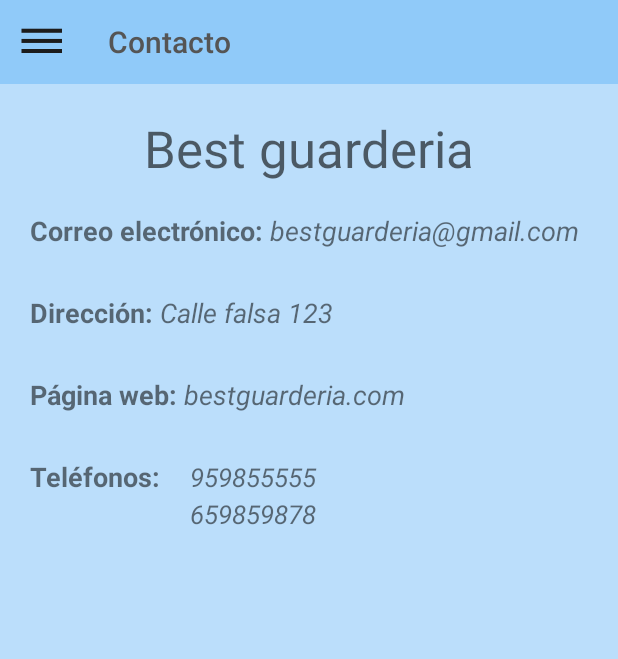
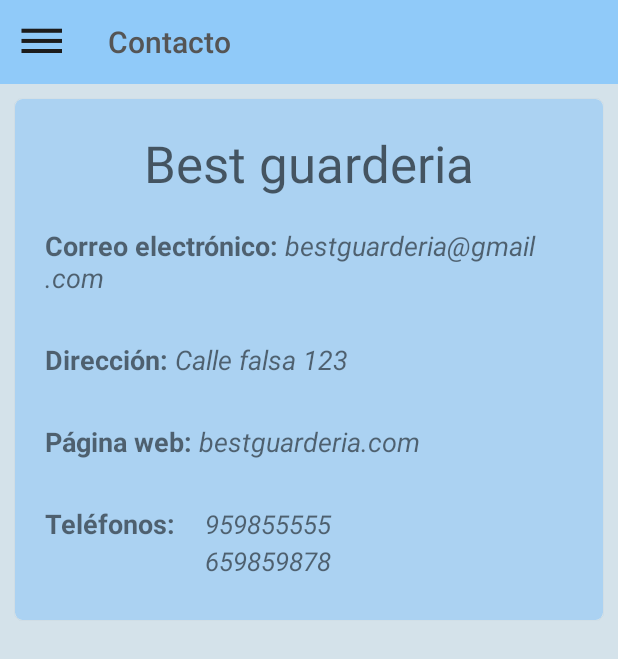
Before and after one commit to yeray697/BabyGuard, an Android app: the fragment Contact_Fragment shown on its own in the app's theme, on a phone screen of 412 x 824 dp. Shown: the top 659 px of the screen. Run offline under Robolectric (Android 15) with nearby library versions, the phone set to English and light mode, and no system bars; libraries missing offline, so code that uses them is left out: com.yeray697.calendarview.

Commit message:
Some code added

```diff
--- a/app/build.gradle
+++ b/app/build.gradle
@@ -39,4 +39,5 @@ dependencies {
     compile 'com.prolificinteractive:material-calendarview:1.4.2'
     compile 'com.yarolegovich:lovely-dialog:1.0.4'
     testCompile 'junit:junit:4.12'
+    compile 'com.android.support:cardview-v7:25.1.0'
 }
--- a/app/src/main/java/com/phile/babyguard/Tracing_Fragment.java
+++ b/app/src/main/java/com/phile/babyguard/Tracing_Fragment.java
@@ -124,7 +124,7 @@ public class Tracing_Fragment extends Fragment implements Home_View{
             public void onClick(View view, int i) {
                 InfoKid aux = (InfoKid) adapter.getItemAtPosition(i);
                 new LovelyInfoDialog(getContext())
-                        .setTopColorRes(R.color.colorPrimaryDarkMore)
+                        .setTopColorRes(R.color.colorPrimaryLightDark)
                         .setIcon(R.mipmap.ic_info_outline_white_36dp)
                         .setTitle(aux.getTitle())
                         .setMessage(aux.getDescription())
--- a/app/src/main/java/com/phile/babyguard/presenter/KidListPresenterImpl.java
+++ b/app/src/main/java/com/phile/babyguard/presenter/KidListPresenterImpl.java
@@ -34,7 +34,9 @@ public class KidListPresenterImpl implements KidList_Presenter {
                 view.setKids();
             }
         };
-        Repository.getInstance((Context) view, mCallback);
+        Repository repository = Repository.getInstance();
+        repository.setCallback(mCallback);
+        repository.loadData();
     }
 
 }
--- a/app/src/main/res/layout/fragment_contact.xml
+++ b/app/src/main/res/layout/fragment_contact.xml
@@ -1,8 +1,7 @@
 <FrameLayout xmlns:android="http://schemas.android.com/apk/res/android"
-    xmlns:tools="http://schemas.android.com/tools"
     android:layout_width="match_parent"
     android:layout_height="match_parent"
-    tools:context="com.phile.babyguard.Profile_Fragment">
+    xmlns:app="http://schemas.android.com/apk/res-auto">
 
     <LinearLayout
         android:layout_width="match_parent"
@@ -16,11 +15,27 @@
             android:theme="?attr/actionBarTheme"
             android:minHeight="?attr/actionBarSize"
             android:id="@+id/toolbarContact" />
+        <ScrollView
+            android:layout_width="match_parent"
+            android:layout_height="match_parent">
+            <android.support.v7.widget.CardView
+                android:layout_width="match_parent"
+                android:layout_height="match_parent"
+                app:cardBackgroundColor="@color/colorPrimaryLightDark"
+                app:cardCornerRadius="5dp"
+                android:layout_margin="10dp">
+                <LinearLayout
+                    android:layout_width="match_parent"
+                    android:layout_height="wrap_content"
+                    android:orientation="vertical" >
                     <TextView
                         android:layout_width="wrap_content"
                         android:layout_height="wrap_content"
                         android:id="@+id/tvNameContact"
                         android:layout_marginTop="20dp"
+                        android:layout_marginLeft="20dp"
+                        android:layout_marginRight="20dp"
+                        android:layout_gravity="center"
                         android:text="NAME"
                         android:textAppearance="@style/TextAppearance.AppCompat.Display1" />
                     <TextView
@@ -59,7 +74,8 @@
                         android:orientation="horizontal"
                         android:layout_marginLeft="20dp"
                         android:layout_marginRight="20dp"
-            android:layout_marginTop="30dp">
+                        android:layout_marginTop="30dp"
+                        android:layout_marginBottom="5dp">
                         <TextView
                             android:layout_width="wrap_content"
                             android:layout_height="wrap_content"
@@ -76,4 +92,7 @@
                             android:textSize="17sp"/>
                     </LinearLayout>
                 </LinearLayout>
+            </android.support.v7.widget.CardView>
+        </ScrollView>
+    </LinearLayout>
 </FrameLayout>
--- a/app/src/main/res/values/colors.xml
+++ b/app/src/main/res/values/colors.xml
@@ -1,6 +1,6 @@
 <?xml version="1.0" encoding="utf-8"?>
 <resources>
-    <color name="colorPrimaryLight">#bbdefb</color>
+    <color name="colorPrimaryLight">#d4e2ea</color>
     <color name="colorPrimaryLightDark">#abd2f2</color>
     <color name="colorPrimary">#90CAF9</color>
     <color name="colorPrimaryDark">#64B5F6</color>
```
Also changed, not shown: app/src/main/java/com/phile/babyguard/repository/Repository.java (+15 -21 lines), app/src/main/res/layout-land/activity_login.xml (added, +94 -0 lines). Lines whose indentation alone changed are shown as unchanged.
